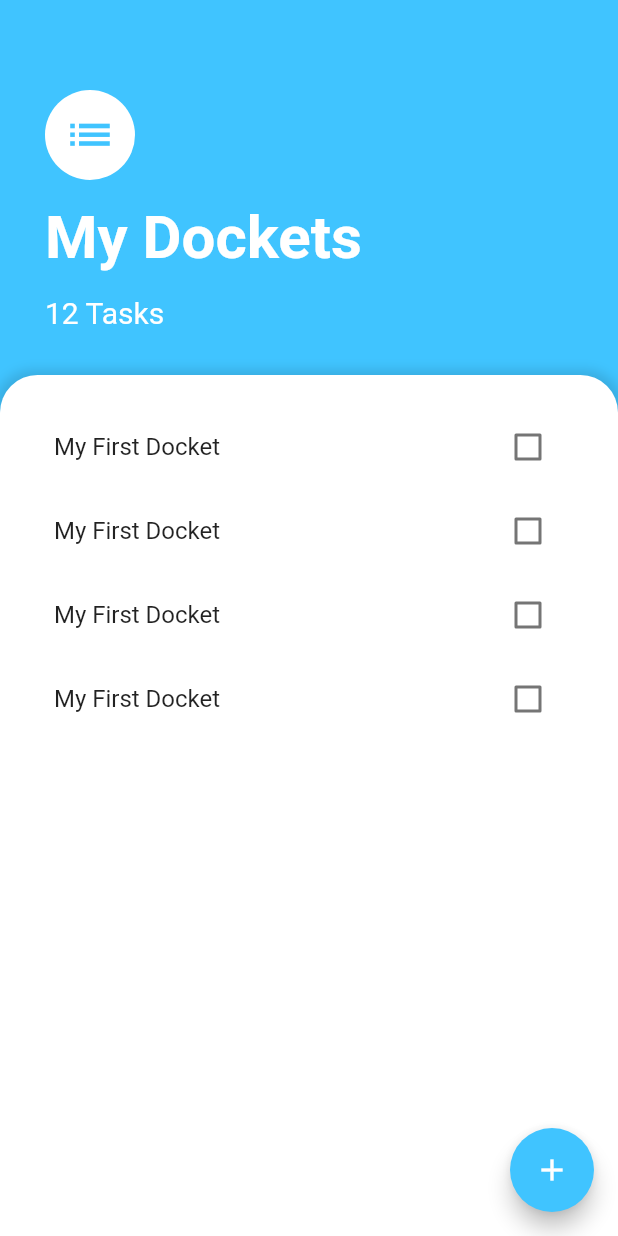
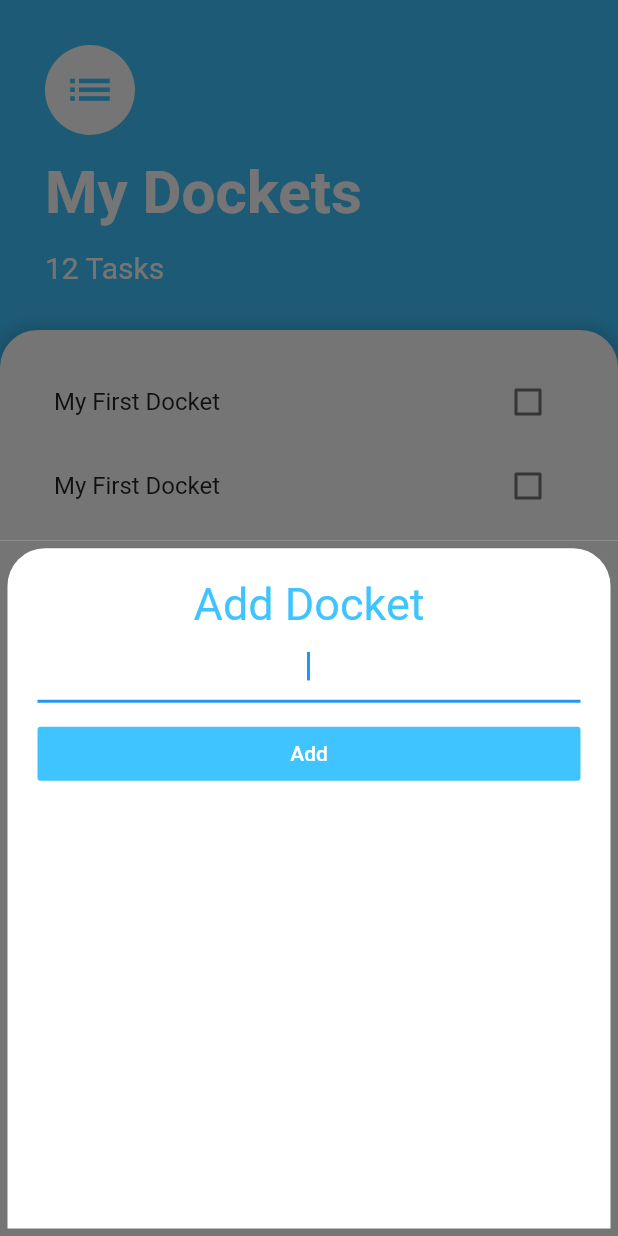
Before and after one commit to patelprashant/flutter_docket, a Flutter app: the screen it shows after launch, after a tap on the "add" icon, on a phone screen of 412 x 824 dp. Run offline on Flutter 3.47's test engine with Material 2 defaults, Android fonts, the phone set to English and light mode, and no system bars.

Commit message:
Added new screen to add docket

```diff
--- /dev/null
+++ b/lib/screens/add_docket_screen.dart
@@ -0,0 +1,53 @@
+import 'package:flutter/material.dart';
+
+class AddDocketScreen extends StatelessWidget {
+  @override
+  Widget build(BuildContext context) {
+    return Container(
+      color: Color(0xFF757575),
+      padding: EdgeInsets.all(5.0),
+      child: Container(
+        padding: EdgeInsets.all(20.0),
+        decoration: BoxDecoration(
+          color: Colors.white,
+          borderRadius: BorderRadius.only(
+            topLeft: Radius.circular(25.0),
+            topRight: Radius.circular(25.0),
+          ),
+        ),
+        child: Column(
+          crossAxisAlignment: CrossAxisAlignment.stretch,
+          children: <Widget>[
+            Text(
+              'Add Docket',
+              textAlign: TextAlign.center,
+              style: TextStyle(
+                fontSize: 30.0,
+                color: Colors.lightBlueAccent,
+              ),
+            ),
+            TextField(
+              autofocus: true,
+              textAlign: TextAlign.center,
+            ),
+            SizedBox(
+              height: 10.0,
+            ),
+            FlatButton(
+              color: Colors.lightBlueAccent,
+              child: Text(
+                'Add',
+                style: TextStyle(
+                  color: Colors.white,
+                ),
+              ),
+              onPressed: () {
+                debugPrint('Add docket text here..');
+              },
+            ),
+          ],
+        ),
+      ),
+    );
+  }
+}
--- a/lib/screens/dockets_screen.dart
+++ b/lib/screens/dockets_screen.dart
@@ -1,6 +1,7 @@
 import 'package:flutter/material.dart';
 
-import 'dockets_list.dart';
+import '../components/dockets_list.dart';
+import 'add_docket_screen.dart';
 
 class DocketsScreen extends StatelessWidget {
   @override
@@ -11,7 +12,9 @@ class DocketsScreen extends StatelessWidget {
         backgroundColor: Colors.lightBlueAccent,
         child: Icon(Icons.add),
         onPressed: () {
-          debugPrint('Adding a new Task');
+//          debugPrint('Adding a new Task');
+          showModalBottomSheet(
+              context: context, builder: (context) => AddDocketScreen());
         },
       ),
       body: SafeArea(
@@ -20,7 +23,7 @@ class DocketsScreen extends StatelessWidget {
           children: <Widget>[
             Container(
               padding: EdgeInsets.only(
-                top: 60.0,
+                top: 30.0,
                 left: 30.0,
                 right: 30.0,
                 bottom: 30.0,
@@ -87,4 +90,10 @@ class DocketsScreen extends StatelessWidget {
       ),
     );
   }
+
+//  Widget addNewDocket(BuildContext context) => Container(
+//        child: Center(
+//          child: Text('Add new Docket here...'),
+//        ),
+//      );
 }
```
Also changed, not shown: lib/components/dockets_list.dart (renamed from lib/screens/dockets_list.dart).
